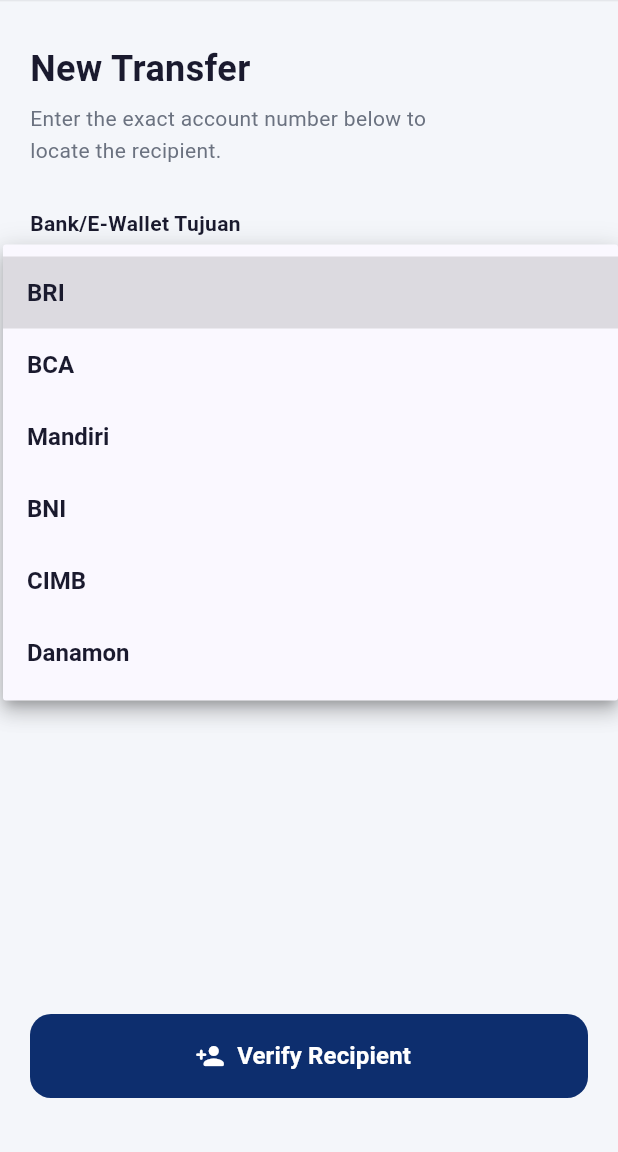
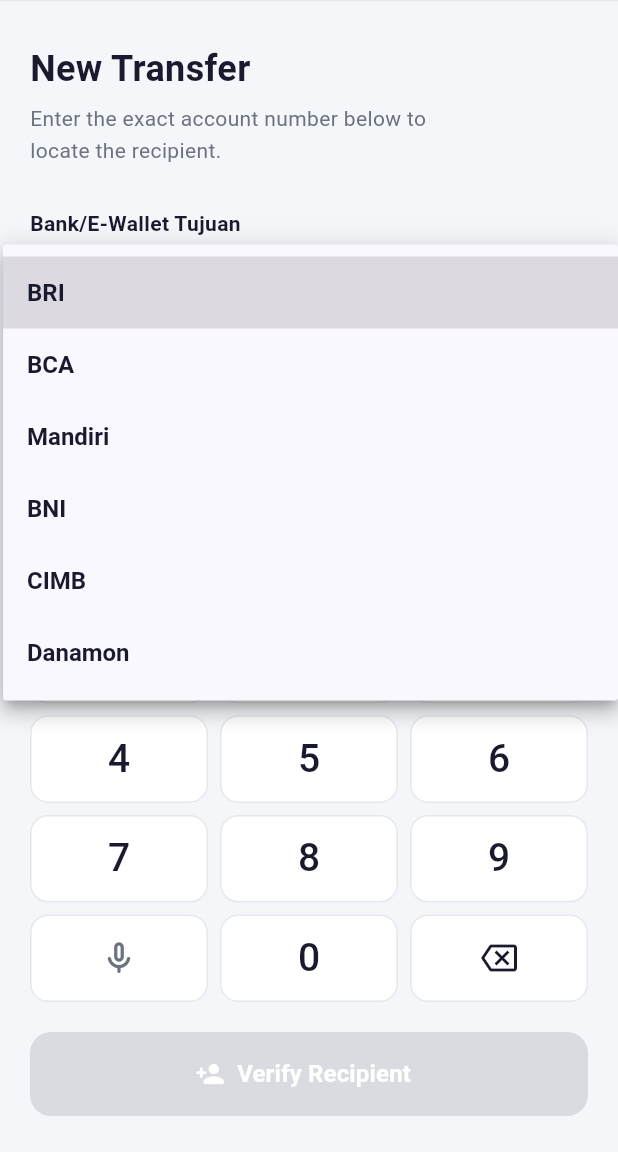
Before and after one commit to kurrobb/FP_IMK, a Flutter app: the InputPenerimaScreen screen opened directly with empty values, after a tap on "BRI", on a phone screen of 412 x 824 dp, the part 84-1236 px from its top. Run offline on Flutter 3.47's test engine with Material 3 defaults, Android fonts, the phone set to English and light mode, and no system bars; Roboto replaces fonts that are missing (Inter).

Commit message:
feat: implement custom numpad for account and nominal input with sticky display for accessibility
- Create reusable CustomNumpad widget (lib/widgets/custom_numpad.dart)
  - Generic numpad component with configurable mic button
  - Supports backspace, mic input, and numeric keys

- Update InputNominalScreen
  - Replace inline numpad implementation with CustomNumpad widget
  - Remove duplicate _buildNumpad() and _keyContent() methods
  - Maintains existing functionality with cleaner code

- Update InputPenerimaScreen
  - Replace TextField with custom numpad for account number input
  - Implement account number state management (_account variable)
  - Add _onAccountKey() handler for numpad interactions
  - Add _formatAccount() to format account number with spacing (0000 0000 0000)
  - Implement sticky/persistent account number display field above numpad

- Accessibility Improvements
  - Both input screens now use consistent custom numpad UI
  - Account number field remains visible while typing from numpad
  - Eliminates need for system keyboard, better for motor accessibility
  - Add mic button option to account input screen

- Layout Changes
  - Bank dropdown in scrollable area (top)
  - Account number display sticky (always visible)
  - Numpad takes flexible space
  - Verify button fixed at bottom

```diff
--- a/lib/screens/input_nominal_screen.dart
+++ b/lib/screens/input_nominal_screen.dart
@@ -1,5 +1,6 @@
 import 'package:flutter/material.dart';
 import '../constants/colors.dart';
+import '../widgets/custom_numpad.dart';
 import 'konfirmasi_transfer_screen.dart';
 
 class InputNominalScreen extends StatefulWidget {
@@ -193,7 +194,10 @@
           Expanded(
             child: Padding(
               padding: const EdgeInsets.symmetric(horizontal: 16),
-              child: _buildNumpad(),
+              child: CustomNumpad(
+                onKeyPressed: _onKey,
+                showMic: true,
+              ),
             ),
           ),
 
@@ -245,70 +249,4 @@
     );
   }
 
-  Widget _buildNumpad() {
-    final keys = [
-      ['1', '2', '3'],
-      ['4', '5', '6'],
-      ['7', '8', '9'],
-      ['mic', '0', 'backspace'],
-    ];
-
-    return Column(
-      children: keys.map((row) {
-        return Expanded(
-          child: Row(
-            children: row.map((key) {
-              return Expanded(
-                child: Padding(
-                  padding: const EdgeInsets.all(4),
-                  child: Semantics(
-                    label: key == 'backspace'
-                        ? 'Delete'
-                        : key == 'mic'
-                            ? 'Voice input'
-                            : key,
-                    button: true,
-                    child: Material(
-                      color: Colors.white,
-                      borderRadius: BorderRadius.circular(12),
-                      child: InkWell(
-                        onTap: () => _onKey(key),
-                        borderRadius: BorderRadius.circular(12),
-                        child: Container(
-                          decoration: BoxDecoration(
-                            borderRadius: BorderRadius.circular(12),
-                            border: Border.all(color: AppColors.border),
-                          ),
-                          child: Center(child: _keyContent(key)),
-                        ),
-                      ),
-                    ),
-                  ),
-                ),
-              );
-            }).toList(),
-          ),
-        );
-      }).toList(),
-    );
-  }
-
-  Widget _keyContent(String key) {
-    if (key == 'backspace') {
-      return const Icon(Icons.backspace_outlined,
-          color: AppColors.textPrimary, size: 24);
-    }
-    if (key == 'mic') {
-      return const Icon(Icons.mic_none_rounded,
-          color: AppColors.textSecondary, size: 26);
-    }
-    return Text(
-      key,
-      style: const TextStyle(
-        fontSize: 26,
-        fontWeight: FontWeight.w500,
-        color: AppColors.textPrimary,
-      ),
-    );
-  }
 }
--- a/lib/screens/input_penerima_screen.dart
+++ b/lib/screens/input_penerima_screen.dart
@@ -1,6 +1,7 @@
 import 'package:flutter/material.dart';
 import '../constants/colors.dart';
 import '../utils/formatters.dart';
+import '../widgets/custom_numpad.dart';
 import 'input_nominal_screen.dart';
 
 class InputPenerimaScreen extends StatefulWidget {
@@ -21,6 +22,7 @@
   final _accountController = TextEditingController();
   String _selectedBank = 'BRI';
   bool _isLoading = false;
+  String _account = '';
 
   static const _banks = ['BRI', 'BCA', 'Mandiri', 'BNI', 'CIMB', 'Danamon'];
 
@@ -30,8 +32,35 @@
     super.dispose();
   }
 
+  void _onAccountKey(String key) {
+    setState(() {
+      if (key == 'backspace') {
+        if (_account.isNotEmpty) {
+          _account = _account.substring(0, _account.length - 1);
+        }
+      } else if (key == 'mic') {
+        // voice input placeholder
+      } else {
+        if (_account.length < 12) {
+          _account += key;
+        }
+      }
+    });
+  }
+
+  String _formatAccount(String account) {
+    if (account.isEmpty) return '';
+    final cleaned = account.replaceAll(' ', '');
+    final buffer = StringBuffer();
+    for (int i = 0; i < cleaned.length; i++) {
+      if (i > 0 && i % 4 == 0) buffer.write(' ');
+      buffer.write(cleaned[i]);
+    }
+    return buffer.toString();
+  }
+
   void _verifyRecipient() async {
-    if (_accountController.text.isEmpty) {
+    if (_account.isEmpty) {
       ScaffoldMessenger.of(context).showSnackBar(
         const SnackBar(content: Text('Please enter account number')),
       );
@@ -52,7 +81,7 @@
         builder: (_) => InputNominalScreen(
           recipientName: widget.prefillName ?? 'Penerima Terverifikasi',
           bank: _selectedBank,
-          accountNumber: _accountController.text.replaceAll(' ', ''),
+          accountNumber: _account.replaceAll(' ', ''),
         ),
       ),
     );
@@ -74,8 +103,13 @@
           child: Container(height: 1, color: AppColors.border),
         ),
       ),
-      body: Padding(
+      body: Column(
+        children: [
+          // Header & Bank Selection
+          Expanded(
+            child: Padding(
               padding: const EdgeInsets.all(20),
+              child: SingleChildScrollView(
                 child: Column(
                   crossAxisAlignment: CrossAxisAlignment.start,
                   children: [
@@ -141,9 +175,19 @@
                         ),
                       ),
                     ),
-            const SizedBox(height: 16),
+                  ],
+                ),
+              ),
+            ),
+          ),
 
-            // Account number
+          // Account Number Display (Sticky)
+          Container(
+            color: AppColors.background,
+            padding: const EdgeInsets.symmetric(horizontal: 20, vertical: 12),
+            child: Column(
+              crossAxisAlignment: CrossAxisAlignment.start,
+              children: [
                 const Text(
                   'Account Number',
                   style: TextStyle(
@@ -160,38 +204,41 @@
                     borderRadius: BorderRadius.circular(12),
                     border: Border.all(color: AppColors.border),
                   ),
-              child: TextField(
-                controller: _accountController,
-                keyboardType: TextInputType.number,
-                inputFormatters: [AccountNumberFormatter()],
-                style: const TextStyle(
+                  child: Center(
+                    child: Text(
+                      _account.isEmpty ? '0000 0000 0000' : _formatAccount(_account),
+                      style: TextStyle(
                         fontSize: 22,
                         fontWeight: FontWeight.w600,
-                  color: AppColors.textPrimary,
+                        color: _account.isEmpty ? AppColors.textHint : AppColors.textPrimary,
                         letterSpacing: 2,
-                ),
-                decoration: const InputDecoration(
-                  hintText: '0000 0000 0000',
-                  hintStyle: TextStyle(
-                    color: AppColors.textHint,
-                    fontSize: 22,
-                    fontWeight: FontWeight.w400,
-                    letterSpacing: 2,
-                  ),
-                  border: InputBorder.none,
-                  contentPadding:
-                      EdgeInsets.symmetric(horizontal: 16, vertical: 18),
                       ),
                     ),
                   ),
-            const Spacer(),
+                ),
+              ],
+            ),
+          ),
+
+          // Numpad
+          Expanded(
+            child: Padding(
+              padding: const EdgeInsets.symmetric(horizontal: 16, vertical: 8),
+              child: CustomNumpad(
+                onKeyPressed: _onAccountKey,
+                showMic: true,
+              ),
+            ),
+          ),
 
           // Verify button
-            SizedBox(
+          Padding(
+            padding: const EdgeInsets.fromLTRB(20, 8, 20, 24),
+            child: SizedBox(
               width: double.infinity,
               height: 56,
               child: ElevatedButton.icon(
-                onPressed: _isLoading ? null : _verifyRecipient,
+                onPressed: _isLoading || _account.isEmpty ? null : _verifyRecipient,
                 icon: _isLoading
                     ? const SizedBox(
                         width: 20,
@@ -212,7 +259,9 @@
                   ),
                 ),
                 style: ElevatedButton.styleFrom(
-                  backgroundColor: AppColors.primary,
+                  backgroundColor: _isLoading || _account.isEmpty
+                      ? AppColors.surfaceDark
+                      : AppColors.primary,
                   elevation: 0,
                   shape: RoundedRectangleBorder(
                     borderRadius: BorderRadius.circular(14),
@@ -220,9 +269,8 @@
                 ),
               ),
             ),
-            const SizedBox(height: 16),
+          ),
         ],
-        ),
       ),
     );
   }
--- /dev/null
+++ b/lib/widgets/custom_numpad.dart
@@ -0,0 +1,85 @@
+import 'package:flutter/material.dart';
+import '../constants/colors.dart';
+
+class CustomNumpad extends StatelessWidget {
+  final Function(String) onKeyPressed;
+  final bool showMic;
+
+  const CustomNumpad({
+    super.key,
+    required this.onKeyPressed,
+    this.showMic = true,
+  });
+
+  @override
+  Widget build(BuildContext context) {
+    final keys = [
+      ['1', '2', '3'],
+      ['4', '5', '6'],
+      ['7', '8', '9'],
+      [showMic ? 'mic' : '', '0', 'backspace'],
+    ];
+
+    return Column(
+      children: keys.map((row) {
+        return Expanded(
+          child: Row(
+            children: row.map((key) {
+              if (key.isEmpty && !showMic) {
+                return Expanded(child: Container());
+              }
+
+              return Expanded(
+                child: Padding(
+                  padding: const EdgeInsets.all(4),
+                  child: Semantics(
+                    label: key == 'backspace'
+                        ? 'Delete'
+                        : key == 'mic'
+                            ? 'Voice input'
+                            : key,
+                    button: true,
+                    child: Material(
+                      color: Colors.white,
+                      borderRadius: BorderRadius.circular(12),
+                      child: InkWell(
+                        onTap: () => onKeyPressed(key),
+                        borderRadius: BorderRadius.circular(12),
+                        child: Container(
+                          decoration: BoxDecoration(
+                            borderRadius: BorderRadius.circular(12),
+                            border: Border.all(color: AppColors.border),
+                          ),
+                          child: Center(child: _keyContent(key)),
+                        ),
+                      ),
+                    ),
+                  ),
+                ),
+              );
+            }).toList(),
+          ),
+        );
+      }).toList(),
+    );
+  }
+
+  Widget _keyContent(String key) {
+    if (key == 'backspace') {
+      return const Icon(Icons.backspace_outlined,
+          color: AppColors.textPrimary, size: 24);
+    }
+    if (key == 'mic') {
+      return const Icon(Icons.mic_none_rounded,
+          color: AppColors.textSecondary, size: 26);
+    }
+    return Text(
+      key,
+      style: const TextStyle(
+        fontSize: 26,
+        fontWeight: FontWeight.w500,
+        color: AppColors.textPrimary,
+      ),
+    );
+  }
+}
```
Lines whose indentation alone changed are shown as unchanged.
